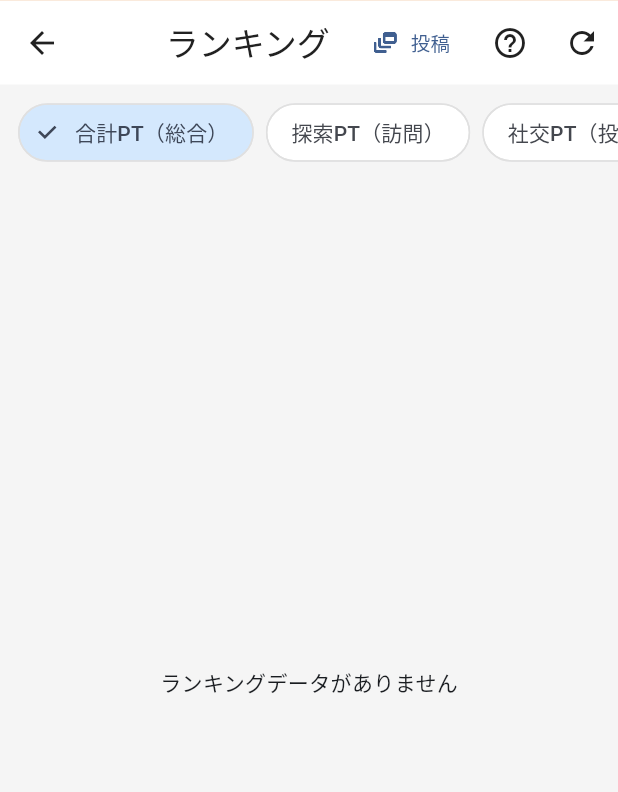
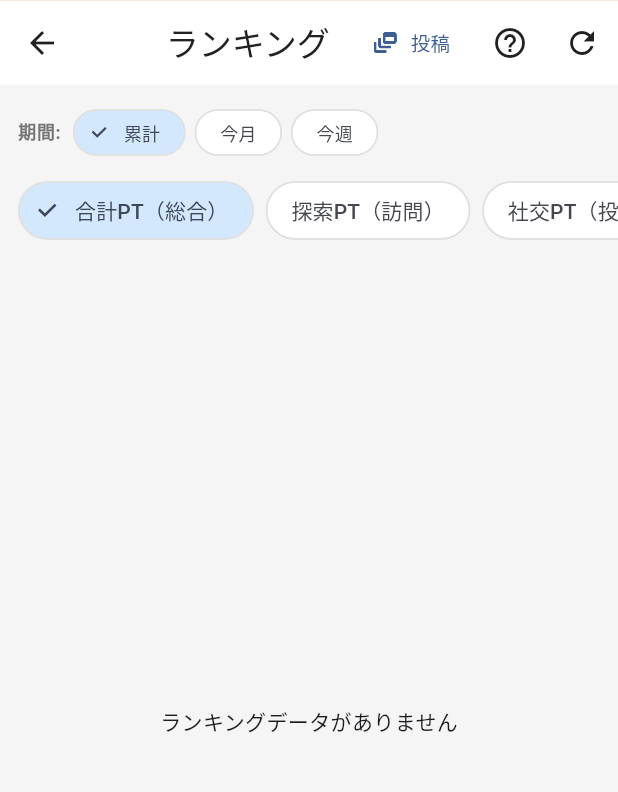
Before and after one commit to himitsuomom/yumapu, a Flutter app: the RankingScreen screen opened by its route, on a phone screen of 412 x 824 dp, the part 46-838 px from its top. Run offline on Flutter 3.47's test engine with Material 3 defaults, Android fonts, the light colour scheme and no system bars; our stand-ins replace app_links, cached_network_image, confetti, equatable, firebase_analytics, firebase_core and 15 more; missing offline and left inert: purchases_flutter; accounts and stored records are empty; generated files the repository leaves out were written again.

Commit message:
feat: Feat-26 — ランキング期間フィルター（累計/今月/今週）実装
ranking_provider.dart:
  - RankingPeriod enum 追加（allTime / monthly / weekly）
  - rankingPeriodProvider StateProvider 追加
  - rankingListProvider を期間対応に拡張
    * allTime: 既存 user_rankings テーブルを使用（高速・変更なし）
    * monthly / weekly: get_period_rankings RPC を呼び出し
  - safeInt() ヘルパーで BIGINT の安全パースを実装

ranking_screen.dart:
  - 期間フィルター行（累計 / 今月 / 今週 ChoiceChip）を追加
  - セクションヘッダーに期間ラベルを追加（例: TOP 50 — 今週 / 合計PT順）
  - period 変数を build() で watch

supabase/migrations/20260430000005_period_ranking_rpc.sql:
  - get_period_rankings(p_days_ago, p_sort_col, p_limit) RPC 追加
  - visits.visited_at / reviews.created_at を期間フィルター
  - 期間内の visit_count × 100 = explorer_points で集計
  - ORDER BY を p_sort_col で動的切り替え
  - SECURITY DEFINER + GRANT で認証済み/匿名ユーザーに実行権限付与

```diff
--- a/lib/features/ranking/screens/ranking_screen.dart
+++ b/lib/features/ranking/screens/ranking_screen.dart
@@ -19,6 +19,13 @@
   RankingSortBy.explorerPoints,
   RankingSortBy.socialPoints,
   RankingSortBy.visitCount,
+];
+
+// ランキング期間フィルターの表示順
+const _periodOptions = [
+  RankingPeriod.allTime,
+  RankingPeriod.monthly,
+  RankingPeriod.weekly,
 ];
 
 // ── ポイントルール定義 ─────────────────────────────────────────────────────────
@@ -178,6 +185,7 @@
   Widget build(BuildContext context) {
     final isSignedIn = ref.watch(isSignedInProvider);
     final sortBy = ref.watch(rankingSortByProvider);
+    final period = ref.watch(rankingPeriodProvider);
     final rankingAsync = ref.watch(rankingListProvider);
     final myRankingAsync = ref.watch(myRankingProvider);
 
@@ -204,6 +212,7 @@
             icon: const Icon(Icons.refresh),
             tooltip: '更新',
             onPressed: () {
+              // ランキングリストと自分の順位を再取得する
               ref.invalidate(rankingListProvider);
               ref.invalidate(myRankingProvider);
             },
@@ -211,13 +220,53 @@
         ],
       ),
       body: RefreshIndicator(
-        // 引っ張って更新（プルリフレッシュ）
+        // 引っ張って更新（プルリフレッシュ）— ランキングリストと自分の順位を再取得
         onRefresh: () async {
           ref.invalidate(rankingListProvider);
           ref.invalidate(myRankingProvider);
         },
         child: CustomScrollView(
           slivers: [
+            // ── 期間フィルター（累計 / 今月 / 今週）─────────────────────
+            SliverToBoxAdapter(
+              child: Padding(
+                padding: const EdgeInsets.fromLTRB(12, 12, 12, 0),
+                child: Row(
+                  children: [
+                    // 「期間」ラベル
+                    Text(
+                      '期間:',
+                      style: Theme.of(context).textTheme.bodySmall?.copyWith(
+                            color: const Color(0xFF757575),
+                            fontWeight: FontWeight.w600,
+                          ),
+                    ),
+                    const SizedBox(width: 8),
+                    // 期間ChoiceChip群
+                    ..._periodOptions.map((p) {
+                      final isSelected = period == p;
+                      return Padding(
+                        padding: const EdgeInsets.only(right: 6),
+                        child: ChoiceChip(
+                          label: Text(
+                            p.label,
+                            style: const TextStyle(fontSize: 12),
+                          ),
+                          selected: isSelected,
+                          visualDensity: VisualDensity.compact,
+                          onSelected: (selected) {
+                            if (selected) {
+                              ref.read(rankingPeriodProvider.notifier).state = p;
+                            }
+                          },
+                        ),
+                      );
+                    }),
+                  ],
+                ),
+              ),
+            ),
+
             // ── ソート切り替えチップ ──────────────────────────────────────
             SliverToBoxAdapter(
               child: SingleChildScrollView(
@@ -276,7 +325,7 @@
                       // セクションヘッダー（ソート種別を表示）
                       if (index == 0) {
                         return _SectionHeader(
-                          title: 'TOP 50 — ${sortBy.label}順',
+                          title: 'TOP 50 — ${period.label} / ${sortBy.label}順',
                         );
                       }
                       final rank = index; // 1-indexed rank
--- a/lib/providers/ranking_provider.dart
+++ b/lib/providers/ranking_provider.dart
@@ -173,16 +173,25 @@
 
 // ── ランキングリストProvider ───────────────────────────────────────────────────
 
-/// トップ50ランキングリスト（rankingSortByProvider が示す列で降順ソート）
+/// トップ50ランキングリスト
 ///
-/// rankingSortByProvider の値が変わると自動で再取得される。
+/// - rankingSortByProvider  : ソート種別（合計PT / 探索PT / 社交PT / 訪問数）
+/// - rankingPeriodProvider  : 表示期間（累計 / 今月 / 今週）
+///
+/// どちらかが変わると自動で再取得される。
+/// 累計は user_rankings テーブル、今月/今週は get_period_rankings RPC を使用。
 final rankingListProvider =
     FutureProvider.autoDispose<List<RankedUser>>((ref) async {
-  // ソート種別を watch → 値が変わると自動リビルド
   final sortBy = ref.watch(rankingSortByProvider);
+  final period = ref.watch(rankingPeriodProvider);
   final client = ref.read(supabaseClientProvider);
   if (client == null) return [];
+
   try {
+    if (period.isAllTime) {
+      // ────────────────────────────────────────────────
+      // 累計: user_rankings テーブルをそのまま使う（高速）
+      // ────────────────────────────────────────────────
       final data = await client
           .from('user_rankings')
           .select('*, users(display_name, username, avatar_url)')
@@ -191,9 +200,46 @@
       return (data as List)
           .map((e) => RankedUser.fromJson(e as Map<String, dynamic>))
           .toList();
+    } else {
+      // ────────────────────────────────────────────────
+      // 期間別: get_period_rankings RPC で visits/reviews を集計
+      // ────────────────────────────────────────────────
+      final data = await client.rpc(
+        'get_period_rankings',
+        params: {
+          'p_days_ago': period.daysAgo,
+          'p_sort_col': sortBy.column,
+          'p_limit': 50,
+        },
+      );
+      // BIGINT は Supabase REST では int として届く。
+      // 念のため文字列にも対応した安全パース関数を用意する。
+      int safeInt(dynamic v) =>
+          v == null ? 0 : (v is int ? v : int.tryParse(v.toString()) ?? 0);
+
+      final list = data as List;
+      return List<RankedUser>.generate(list.length, (index) {
+        final e = list[index] as Map<String, dynamic>;
+        return RankedUser(
+          ranking: UserRanking(
+            // 期間別ランキングには専用 row-ID がないため user_id を代用する
+            id: e['user_id'] as String,
+            userId: e['user_id'] as String,
+            explorerPoints: safeInt(e['explorer_points']),
+            visitCount: safeInt(e['visit_count']),
+            socialPoints: safeInt(e['social_points']),
+            reviewCount: safeInt(e['review_count']),
+            totalPoints: safeInt(e['total_points']),
+            currentTitle: e['current_title'] as String? ?? '湯めぐり初心者',
+            rankPosition: index + 1, // ソート済みインデックスを順位として使用
+          ),
+          displayName: e['display_name'] as String? ?? '湯めぐりユーザー',
+          avatarUrl: e['avatar_url'] as String?,
+        );
+      });
+    }
   } catch (e, st) {
     // エラーをリスロー → ランキング画面の error ケースでリトライUI が表示される
-    // 空リストを返すと「誰もいない」と誤認されるため、エラーとして伝播させる
     Error.throwWithStackTrace(e, st);
   }
 });
```
Also changed, not shown: 1 other file. Lines whose indentation alone changed are shown as unchanged.
